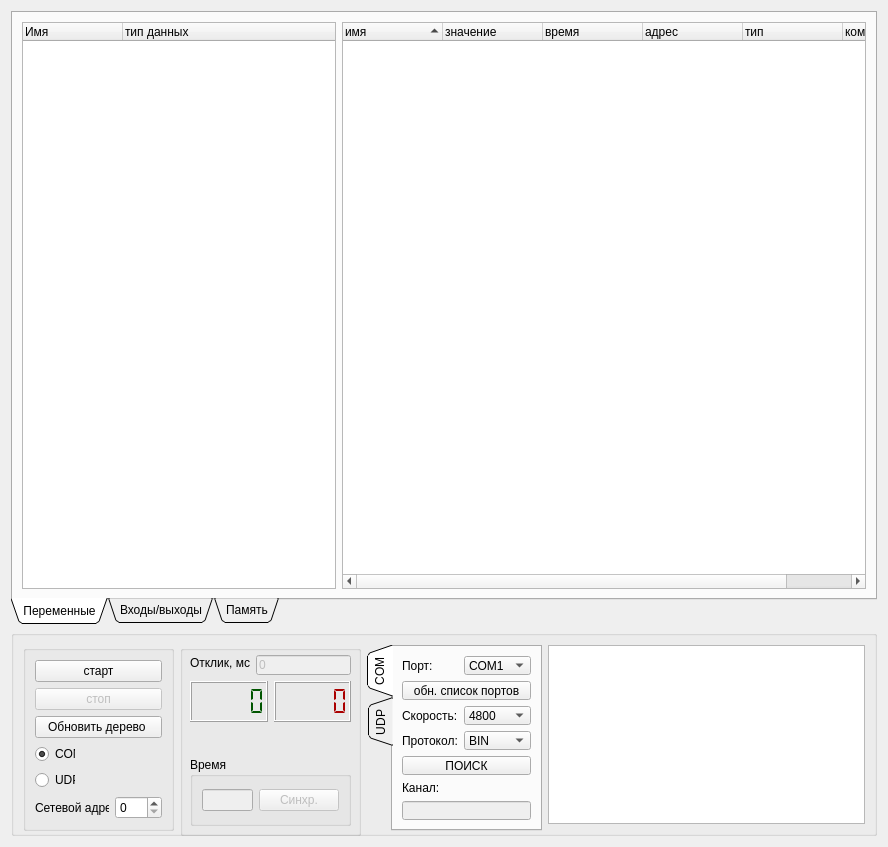
Above: Debugger/debuggerform.ui from atikbif/relkonIDE before the change. Below: the same form after it.
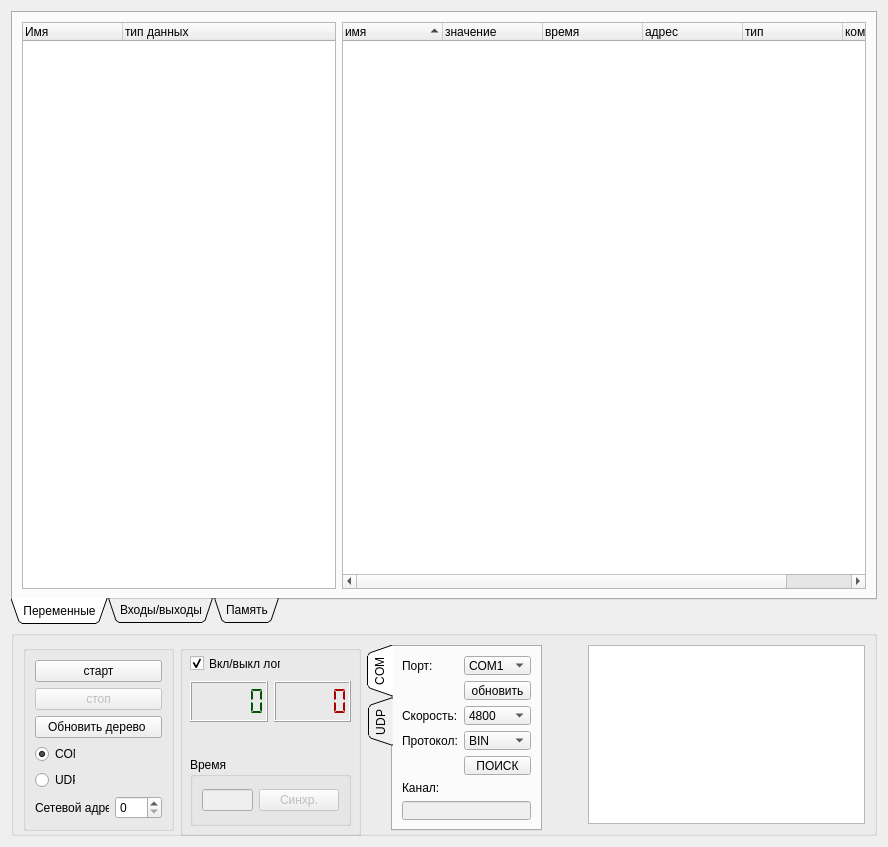
That is the form after the change. The open tabs and pages were chosen to show the change.

Diff of the .ui file:
```diff
--- a/Debugger/debuggerform.ui
+++ b/Debugger/debuggerform.ui
@@ -279,41 +279,6 @@
         <property name="title">
          <string/>
         </property>
-        <widget class="QLabel" name="label_3">
-         <property name="geometry">
-          <rect>
-           <x>10</x>
-           <y>10</y>
-           <width>60</width>
-           <height>16</height>
-          </rect>
-         </property>
-         <property name="text">
-          <string>Отклик, мс:</string>
-         </property>
-        </widget>
-        <widget class="QLineEdit" name="lineEditAnswerTime">
-         <property name="enabled">
-          <bool>false</bool>
-         </property>
-         <property name="geometry">
-          <rect>
-           <x>76</x>
-           <y>10</y>
-           <width>95</width>
-           <height>20</height>
-          </rect>
-         </property>
-         <property name="text">
-          <string>0</string>
-         </property>
-         <property name="maxLength">
-          <number>6</number>
-         </property>
-         <property name="readOnly">
-          <bool>true</bool>
-         </property>
-        </widget>
         <widget class="QGroupBox" name="groupBox_4">
          <property name="geometry">
           <rect>
@@ -352,7 +317,7 @@
           </item>
          </layout>
         </widget>
-        <widget class="QWidget" name="">
+        <widget class="QWidget" name="layoutWidget">
          <property name="geometry">
           <rect>
            <x>10</x>
@@ -500,6 +465,32 @@
           </item>
          </layout>
         </widget>
+        <widget class="QCheckBox" name="checkBoxLog">
+         <property name="geometry">
+          <rect>
+           <x>10</x>
+           <y>10</y>
+           <width>91</width>
+           <height>17</height>
+          </rect>
+         </property>
+         <property name="text">
+          <string>Вкл/выкл лог</string>
+         </property>
+         <property name="checked">
+          <bool>true</bool>
+         </property>
+        </widget>
+       </widget>
+      </item>
+      <item row="0" column="4">
+       <widget class="QTextBrowser" name="textBrowserRequests">
+        <property name="sizePolicy">
+         <sizepolicy hsizetype="Expanding" vsizetype="Expanding">
+          <horstretch>1</horstretch>
+          <verstretch>0</verstretch>
+         </sizepolicy>
+        </property>
        </widget>
       </item>
       <item row="0" column="2">
@@ -535,8 +526,6 @@
          <attribute name="title">
           <string>COM</string>
          </attribute>
-         <layout class="QGridLayout" name="gridLayout_7">
-          <item row="0" column="0">
            <layout class="QGridLayout" name="gridLayout_2">
             <item row="0" column="0">
              <widget class="QLabel" name="label_8">
@@ -554,10 +543,10 @@
               </item>
              </widget>
             </item>
-            <item row="1" column="0" colspan="2">
+          <item row="1" column="1">
              <widget class="QPushButton" name="pushButtonCOMUpdate">
               <property name="text">
-               <string>обн. список портов</string>
+             <string>обновить</string>
               </property>
              </widget>
             </item>
@@ -623,7 +612,7 @@
               </item>
              </widget>
             </item>
-            <item row="4" column="0" colspan="2">
+          <item row="4" column="1">
              <widget class="QPushButton" name="pushButtonAutoSearch">
               <property name="sizePolicy">
                <sizepolicy hsizetype="Minimum" vsizetype="Preferred">
@@ -651,8 +640,6 @@
              </widget>
             </item>
            </layout>
-          </item>
-         </layout>
         </widget>
         <widget class="QWidget" name="tab_2">
          <attribute name="title">
@@ -701,14 +688,17 @@
        </widget>
       </item>
       <item row="0" column="3">
-       <widget class="QTextBrowser" name="textBrowserRequests">
-        <property name="sizePolicy">
-         <sizepolicy hsizetype="Expanding" vsizetype="Expanding">
-          <horstretch>1</horstretch>
-          <verstretch>0</verstretch>
-         </sizepolicy>
+       <spacer name="horizontalSpacer">
+        <property name="orientation">
+         <enum>Qt::Horizontal</enum>
         </property>
-       </widget>
+        <property name="sizeHint" stdset="0">
+         <size>
+          <width>40</width>
+          <height>20</height>
+         </size>
+        </property>
+       </spacer>
       </item>
      </layout>
     </widget>
```
Left out of the diff: 2 changed lines with no effect on the pictures. Lines whose indentation alone changed are shown as unchanged.
